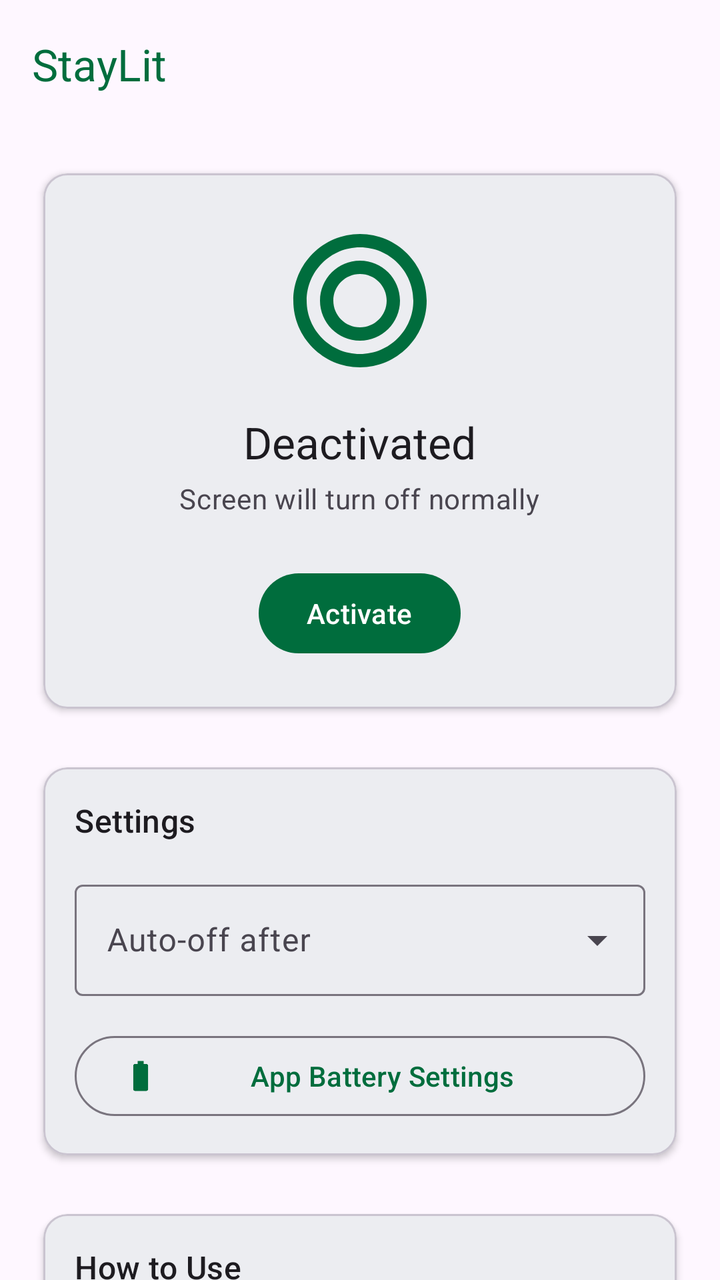
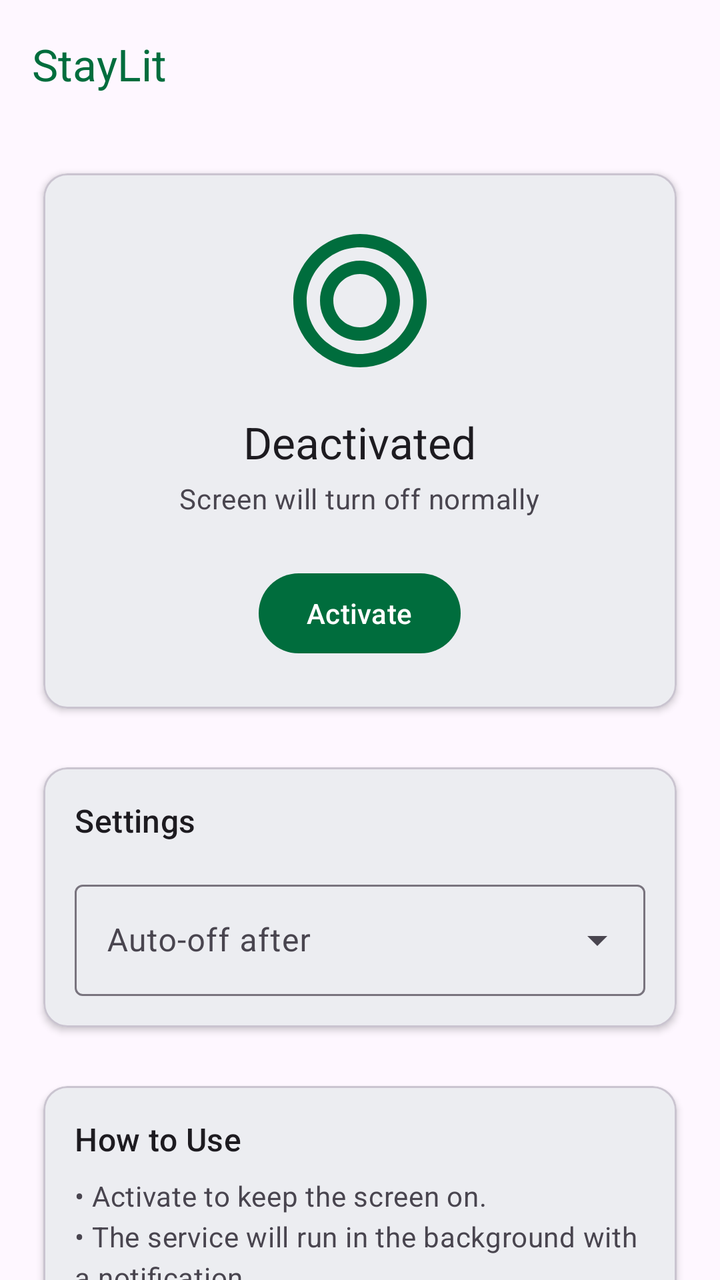

Screens rendered from an Android XML layout before and after an edit, with the pre-edit source and the edit as a unified diff.
<!-- AndroidManifest.xml: application theme Theme.KeepScreenOn -->
<!-- res/layout/activity_main.xml -->
<?xml version="1.0" encoding="utf-8"?>
<androidx.coordinatorlayout.widget.CoordinatorLayout xmlns:android="http://schemas.android.com/apk/res/android"
    xmlns:app="http://schemas.android.com/apk/res-auto"
    xmlns:tools="http://schemas.android.com/tools"
    android:layout_width="match_parent"
    android:layout_height="match_parent"
    android:background="?attr/colorSurface"
    android:fitsSystemWindows="true"
    tools:context=".MainActivity">

    <com.google.android.material.appbar.AppBarLayout
        android:layout_width="match_parent"
        android:layout_height="wrap_content"
        android:background="?attr/colorSurface"
        app:elevation="0dp">

        <com.google.android.material.appbar.MaterialToolbar
            android:id="@+id/toolbar"
            android:layout_width="match_parent"
            android:layout_height="?attr/actionBarSize"
            app:title="@string/app_name"
            app:titleTextColor="?attr/colorPrimary" />

    </com.google.android.material.appbar.AppBarLayout>

    <androidx.core.widget.NestedScrollView
        android:layout_width="match_parent"
        android:layout_height="match_parent"
        app:layout_behavior="@string/appbar_scrolling_view_behavior">

        <LinearLayout
            android:layout_width="match_parent"
            android:layout_height="wrap_content"
            android:orientation="vertical"
            android:padding="16dp">

            
            <com.google.android.material.card.MaterialCardView
                android:layout_width="match_parent"
                android:layout_height="wrap_content"
                app:cardElevation="2dp"
                app:cardUseCompatPadding="true">

                <LinearLayout
                    android:layout_width="match_parent"
                    android:layout_height="wrap_content"
                    android:gravity="center"
                    android:orientation="vertical"
                    android:padding="24dp">

                    <ImageView
                        android:id="@+id/toggleIcon"
                        android:layout_width="80dp"
                        android:layout_height="80dp"
                        android:contentDescription="@string/status_icon_desc"
                        android:src="@drawable/ic_lightbulb_off"
                        app:tint="?attr/colorPrimary" />

                    <TextView
                        android:id="@+id/statusTextView"
                        android:layout_width="wrap_content"
                        android:layout_height="wrap_content"
                        android:layout_marginTop="16dp"
                        android:text="@string/status_deactivated"
                        android:textAppearance="?attr/textAppearanceTitleLarge"
                        android:textColor="?attr/colorOnSurface" />

                    <TextView
                        android:id="@+id/statusSubTextView"
                        android:layout_width="wrap_content"
                        android:layout_height="wrap_content"
                        android:layout_marginTop="4dp"
                        android:text="@string/status_deactivated_sub"
                        android:textAppearance="?attr/textAppearanceBodyMedium"
                        android:textColor="?attr/colorOnSurfaceVariant" />

                    <com.google.android.material.button.MaterialButton
                        android:id="@+id/toggleScreenOnButton"
                        android:layout_width="wrap_content"
                        android:layout_height="wrap_content"
                        android:layout_marginTop="24dp"
                        android:text="@string/action_activate" />

                </LinearLayout>

            </com.google.android.material.card.MaterialCardView>

            
            <com.google.android.material.card.MaterialCardView
                android:layout_width="match_parent"
                android:layout_height="wrap_content"
                android:layout_marginTop="16dp"
                app:cardElevation="2dp"
                app:cardUseCompatPadding="true">

                <LinearLayout
                    android:layout_width="match_parent"
                    android:layout_height="wrap_content"
                    android:orientation="vertical"
                    android:padding="16dp">

                    <TextView
                        android:layout_width="wrap_content"
                        android:layout_height="wrap_content"
                        android:layout_marginBottom="16dp"
                        android:text="@string/settings_title"
                        android:textAppearance="?attr/textAppearanceTitleMedium"
                        android:textColor="?attr/colorOnSurface" />

                    <com.google.android.material.textfield.TextInputLayout
                        android:id="@+id/autoOffDurationLayout"
                        style="@style/Widget.Material3.TextInputLayout.OutlinedBox.ExposedDropdownMenu"
                        android:layout_width="match_parent"
                        android:layout_height="wrap_content"
                        android:hint="@string/auto_off_duration_label">

                        <AutoCompleteTextView
                            android:id="@+id/autoOffDurationSpinner"
                            android:layout_width="match_parent"
                            android:layout_height="wrap_content"
                            android:inputType="none"
                            tools:ignore="LabelFor" />

                    </com.google.android.material.textfield.TextInputLayout>

                    <com.google.android.material.button.MaterialButton
                        android:id="@+id/batteryOptimizationsButton"
                        style="@style/Widget.Material3.Button.OutlinedButton"
                        android:layout_width="match_parent"
                        android:layout_height="wrap_content"
                        android:layout_marginTop="16dp"
                        android:text="@string/battery_optimization_title"
                        app:icon="@drawable/ic_battery" />

                </LinearLayout>
            </com.google.android.material.card.MaterialCardView>

            
            <com.google.android.material.card.MaterialCardView
                android:layout_width="match_parent"
                android:layout_height="wrap_content"
                android:layout_marginTop="16dp"
                app:cardElevation="2dp"
                app:cardUseCompatPadding="true">

                <LinearLayout
                    android:layout_width="match_parent"
                    android:layout_height="wrap_content"
                    android:orientation="vertical"
                    android:padding="16dp">

                    <TextView
                        android:layout_width="wrap_content"
                        android:layout_height="wrap_content"
                        android:layout_marginBottom="8dp"
                        android:text="@string/how_to_use_title"
                        android:textAppearance="?attr/textAppearanceTitleMedium"
                        android:textColor="?attr/colorOnSurface" />

                    <TextView
                        android:layout_width="wrap_content"
                        android:layout_height="wrap_content"
                        android:lineSpacingExtra="4dp"
                        android:text="@string/how_to_use_desc"
                        android:textAppearance="?attr/textAppearanceBodyMedium"
                        android:textColor="?attr/colorOnSurfaceVariant" />
                </LinearLayout>
            </com.google.android.material.card.MaterialCardView>
            
            <com.google.android.material.card.MaterialCardView
                android:layout_width="match_parent"
                android:layout_height="wrap_content"
                android:layout_marginTop="16dp"
                app:cardElevation="0dp"
                app:strokeColor="?attr/colorSecondary"
                app:strokeWidth="1dp"
                app:cardUseCompatPadding="true">

            </com.google.android.material.card.MaterialCardView>



        </LinearLayout>
    </androidx.core.widget.NestedScrollView>

</androidx.coordinatorlayout.widget.CoordinatorLayout>
<!-- resources referenced by this layout -->
<resources>
  <!-- drawable ic_battery (drawable) -->
  <vector xmlns:android="http://schemas.android.com/apk/res/android"
      android:width="24dp"
      android:height="24dp"
      android:viewportWidth="24"
      android:viewportHeight="24"
      android:tint="?attr/colorPrimary">
      <path
          android:fillColor="@android:color/white"
          android:pathData="M15.67,4H14V2h-4v2H8.33C7.6,4 7,4.6 7,5.33v15.33C7,21.4 7.6,22 8.33,22h7.33c0.74,0 1.34,-0.6 1.34,-1.33V5.33C17,4.6 16.4,4 15.67,4z"/>
  </vector>
  <!-- drawable ic_lightbulb_off (drawable) -->
  <vector xmlns:android="http://schemas.android.com/apk/res/android"
      android:width="24dp"
      android:height="24dp"
      android:viewportWidth="24"
      android:viewportHeight="24">
      <path
          android:fillColor="?attr/colorOnSurfaceVariant"
          android:pathData="M12,2C6.48,2 2,6.48 2,12s4.48,10 10,10s10,-4.48 10,-10S17.52,2 12,2zM12,20c-4.41,0 -8,-3.59 -8,-8s3.59,-8 8,-8s8,3.59 8,8s-3.59,8 -8,8zM12,6c-3.31,0 -6,2.69 -6,6s2.69,6 6,6s6,-2.69 6,-6S15.31,6 12,6zM12,16c-2.21,0 -4,-1.79 -4,-4s1.79,-4 4,-4s4,1.79 4,4s-1.79,4 -4,4z"/>
  </vector>
  <string name="action_activate">Activate</string>
  <string name="app_name">StayLit</string>
  <string name="auto_off_duration_label">Auto-off after</string>
  <string name="battery_optimization_title">App Battery Settings</string>
  <string name="how_to_use_desc">• Activate to keep the screen on.\n• The service will run in the background with a notification.\n• Use the Quick Settings tile or home screen widget for fast access.</string>
  <string name="how_to_use_title">How to Use</string>
  <string name="settings_title">Settings</string>
  <string name="status_deactivated">Deactivated</string>
  <string name="status_deactivated_sub">Screen will turn off normally</string>
  <string name="status_icon_desc">Icon showing if the service is active</string>
  <style name="Theme.KeepScreenOn" parent="Base.Theme.KeepScreenOn" />
  <style name="Base.Theme.KeepScreenOn" parent="Theme.Material3.DayNight.NoActionBar">
          
          <item name="colorPrimary">@color/md_theme_light_primary</item>
          <item name="colorOnPrimary">@color/md_theme_light_onPrimary</item>
          <item name="colorPrimaryContainer">@color/md_theme_light_primaryContainer</item>
          <item name="colorOnPrimaryContainer">@color/md_theme_light_onPrimaryContainer</item>
          
          <item name="colorSecondary">@color/md_theme_light_secondary</item>
          <item name="colorOnSecondary">@color/md_theme_light_onSecondary</item>
          <item name="colorSecondaryContainer">@color/md_theme_light_secondaryContainer</item>
          <item name="colorOnSecondaryContainer">@color/md_theme_light_onSecondaryContainer</item>
          
          <item name="android:statusBarColor">?attr/colorSurface</item>
          <item name="android:windowLightStatusBar">true</item>
          
      </style>
  <color name="md_theme_light_primary">#006D3D</color>
  <color name="md_theme_light_onPrimary">#FFFFFF</color>
  <color name="md_theme_light_primaryContainer">#96F7B7</color>
  <color name="md_theme_light_onPrimaryContainer">#00210E</color>
  <color name="md_theme_light_secondary">#4F6354</color>
  <color name="md_theme_light_onSecondary">#FFFFFF</color>
  <color name="md_theme_light_secondaryContainer">#D2E8D5</color>
  <color name="md_theme_light_onSecondaryContainer">#0D1F14</color>
</resources>

<!-- the commit's change to res/layout/activity_main.xml (unified diff, before → after) -->
@@ -123,15 +123,6 @@
 
                     </com.google.android.material.textfield.TextInputLayout>
 
-                    <com.google.android.material.button.MaterialButton
-                        android:id="@+id/batteryOptimizationsButton"
-                        style="@style/Widget.Material3.Button.OutlinedButton"
-                        android:layout_width="match_parent"
-                        android:layout_height="wrap_content"
-                        android:layout_marginTop="16dp"
-                        android:text="@string/battery_optimization_title"
-                        app:icon="@drawable/ic_battery" />
-
                 </LinearLayout>
             </com.google.android.material.card.MaterialCardView>
 
@@ -166,19 +157,42 @@
                         android:textColor="?attr/colorOnSurfaceVariant" />
                 </LinearLayout>
             </com.google.android.material.card.MaterialCardView>
-            
-            <com.google.android.material.card.MaterialCardView
+
+            
+            <com.google.android.material.card.MaterialCardView
+                android:id="@+id/samsungTroubleshootingCard"
                 android:layout_width="match_parent"
                 android:layout_height="wrap_content"
                 android:layout_marginTop="16dp"
+                android:visibility="gone"
                 app:cardElevation="0dp"
                 app:strokeColor="?attr/colorSecondary"
                 app:strokeWidth="1dp"
                 app:cardUseCompatPadding="true">
 
-            </com.google.android.material.card.MaterialCardView>
-
-
+                <LinearLayout
+                    android:layout_width="match_parent"
+                    android:layout_height="wrap_content"
+                    android:orientation="vertical"
+                    android:padding="16dp">
+
+                    <TextView
+                        android:layout_width="wrap_content"
+                        android:layout_height="wrap_content"
+                        android:layout_marginBottom="8dp"
+                        android:text="@string/troubleshooting_title"
+                        android:textAppearance="?attr/textAppearanceTitleMedium"
+                        android:textColor="?attr/colorOnSurface" />
+
+                    <TextView
+                        android:layout_width="wrap_content"
+                        android:layout_height="wrap_content"
+                        android:lineSpacingExtra="4dp"
+                        android:text="@string/troubleshooting_desc_samsung"
+                        android:textAppearance="?attr/textAppearanceBodyMedium"
+                        android:textColor="?attr/colorOnSurfaceVariant" />
+                </LinearLayout>
+            </com.google.android.material.card.MaterialCardView>
 
         </LinearLayout>
     </androidx.core.widget.NestedScrollView>
<!-- resource entries referenced after the edit -->
@@ -1,16 +1,5 @@
 <!-- resources referenced by this layout -->
 <resources>
-  <!-- drawable ic_battery (drawable) -->
-  <vector xmlns:android="http://schemas.android.com/apk/res/android"
-      android:width="24dp"
-      android:height="24dp"
-      android:viewportWidth="24"
-      android:viewportHeight="24"
-      android:tint="?attr/colorPrimary">
-      <path
-          android:fillColor="@android:color/white"
-          android:pathData="M15.67,4H14V2h-4v2H8.33C7.6,4 7,4.6 7,5.33v15.33C7,21.4 7.6,22 8.33,22h7.33c0.74,0 1.34,-0.6 1.34,-1.33V5.33C17,4.6 16.4,4 15.67,4z"/>
-  </vector>
   <!-- drawable ic_lightbulb_off (drawable) -->
   <vector xmlns:android="http://schemas.android.com/apk/res/android"
       android:width="24dp"
@@ -24,13 +13,14 @@
   <string name="action_activate">Activate</string>
   <string name="app_name">StayLit</string>
   <string name="auto_off_duration_label">Auto-off after</string>
-  <string name="battery_optimization_title">App Battery Settings</string>
   <string name="how_to_use_desc">• Activate to keep the screen on.\n• The service will run in the background with a notification.\n• Use the Quick Settings tile or home screen widget for fast access.</string>
   <string name="how_to_use_title">How to Use</string>
   <string name="settings_title">Settings</string>
   <string name="status_deactivated">Deactivated</string>
   <string name="status_deactivated_sub">Screen will turn off normally</string>
   <string name="status_icon_desc">Icon showing if the service is active</string>
+  <string name="troubleshooting_desc_samsung">If the screen still turns off, you may need to add this app to the "Never sleeping apps" list.\n\n1. Go to Device Settings &gt; Battery and device care &gt; Battery &gt; Background usage limits.\n2. Tap on "Never sleeping apps".\n3. Tap the \'+\' icon and add StayLit to the list.</string>
+  <string name="troubleshooting_title">Troubleshooting (Samsung)</string>
   <style name="Theme.KeepScreenOn" parent="Base.Theme.KeepScreenOn" />
   <style name="Base.Theme.KeepScreenOn" parent="Theme.Material3.DayNight.NoActionBar">
           
